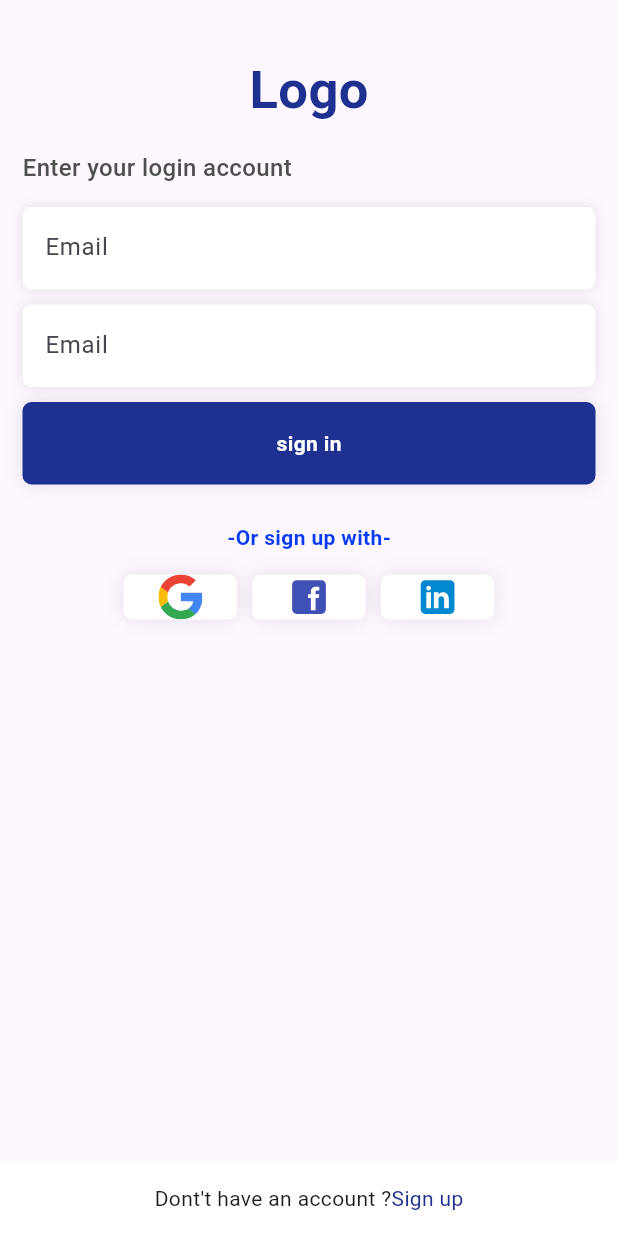
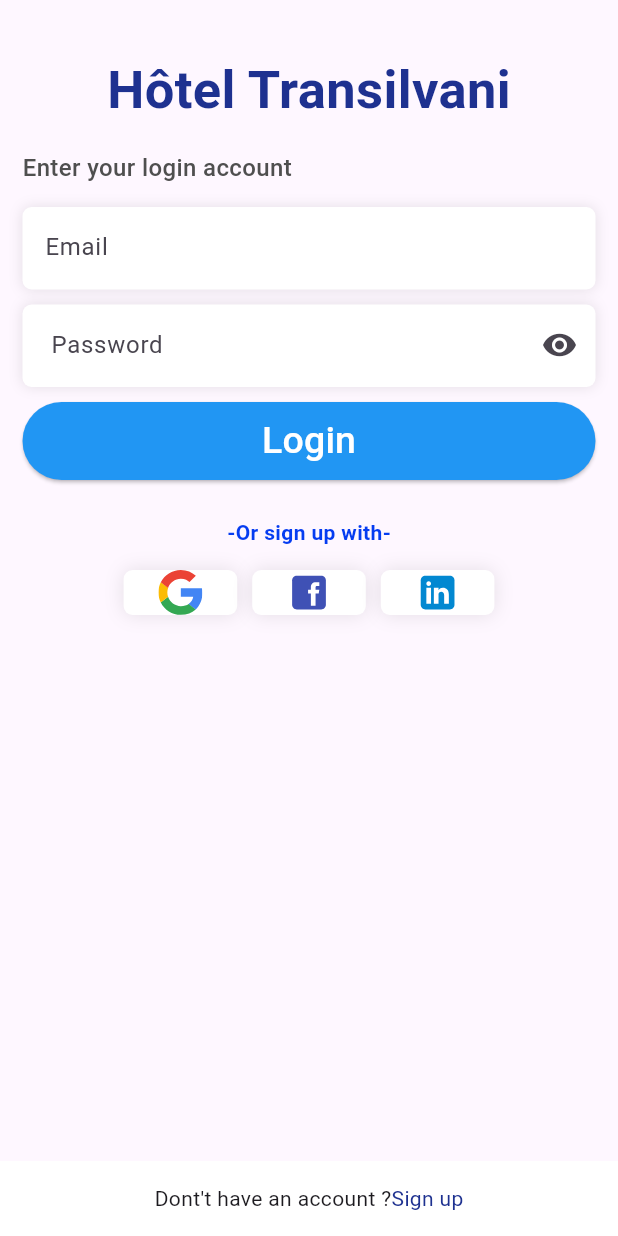
Before and after one commit to Cyrille-18/HotelRoomReservation-flutterapp, a Flutter app: the screen it shows after launch, on a phone screen of 412 x 824 dp. Run offline on Flutter 3.47's test engine with Material 3 defaults, Android fonts, the phone set to English and light mode, and no system bars; our stand-ins replace flutter_svg, get, google_nav_bar, hexcolor.

Commit message:
new version

```diff
--- a/lib/main.dart
+++ b/lib/main.dart
@@ -9,7 +9,7 @@ void main() {
 }
 
 class App extends StatelessWidget {
-  const App({Key? key}) : super(key: key);
+  const App({super.key});
 
   @override
   Widget build(BuildContext context) {
--- a/lib/view/login.view.dart
+++ b/lib/view/login.view.dart
@@ -1,11 +1,12 @@
 import 'package:flutter/material.dart';
 import 'package:hotelroomreservation/utils/global.colors.dart';
+import 'package:hotelroomreservation/view/signup.view.dart';
 import 'package:hotelroomreservation/widgets/button.global.dart';
 import 'package:hotelroomreservation/widgets/social.login.dart';
 import 'package:hotelroomreservation/widgets/text.form.global.dart';
 
 class LoginView extends StatefulWidget {
-  const LoginView({Key? key}) : super(key: key);
+  const LoginView({super.key});
 
   @override
   State<LoginView> createState() => _LoginViewState();
@@ -32,7 +33,7 @@ class _LoginViewState extends State<LoginView> {
                 Container(
                   alignment: Alignment.center,
                   child: Text(
-                    'Logo',
+                    'Hôtel Transilvani',
                     style: TextStyle(
                       color: GlobalColors.maincolor,
                       fontSize: 35,
@@ -60,11 +61,10 @@ class _LoginViewState extends State<LoginView> {
                 const SizedBox(
                   height: 10,
                 ),
-                TextFromGlobal(
+                PassFromGlobal(
                   controller: passwordController,
                   text: 'Password',
                   textInputType: TextInputType.text,
-                  obscure: true,
                 ),
                 const SizedBox(
                   height: 10,
@@ -88,6 +88,12 @@ class _LoginViewState extends State<LoginView> {
           children: [
             const Text('Dont\'t have an account ?'),
             InkWell(
+              onTap: () {
+                Navigator.push(
+                  context,
+                  MaterialPageRoute(builder: (context) => const SignupView()),
+                );
+              },
               child: Text(
                 'Sign up',
                 style: TextStyle(
--- a/lib/view/logup.view.dart
+++ b/lib/view/signup.view.dart
@@ -1,24 +1,20 @@
-// ignore_for_file: unused_import
-
 import 'package:flutter/material.dart';
 import 'package:hotelroomreservation/utils/global.colors.dart';
+import 'package:hotelroomreservation/view/login.view.dart';
 import 'package:hotelroomreservation/widgets/button.global.dart';
 import 'package:hotelroomreservation/widgets/social.login.dart';
 import 'package:hotelroomreservation/widgets/text.form.global.dart';
 
-class LoginView extends StatefulWidget {
-  const LoginView({Key? key}) : super(key: key);
-
+class SignupView extends StatefulWidget {
+  const SignupView({super.key});
 
   @override
-  State<LoginView> createState() => _LoginViewState();
+  State<SignupView> createState() => _LoginViewState();
 }
 
-class _LoginViewState extends State<LoginView> {
-
+class _LoginViewState extends State<SignupView> {
   final TextEditingController emailController = TextEditingController();
   final TextEditingController passwordController = TextEditingController();
-
 
   @override
   Widget build(BuildContext context) {
@@ -37,7 +33,7 @@ class _LoginViewState extends State<LoginView> {
                 Container(
                   alignment: Alignment.center,
                   child: Text(
-                    'Logo',
+                    'Hôtel Transilvani',
                     style: TextStyle(
                       color: GlobalColors.maincolor,
                       fontSize: 35,
@@ -47,7 +43,7 @@ class _LoginViewState extends State<LoginView> {
                 ),
                 const SizedBox(height: 15),
                 Text(
-                  'Enter your login account',
+                  'Register now',
                   style: TextStyle(
                     color: GlobalColors.textColor,
                     fontSize: 16,
@@ -57,26 +53,25 @@ class _LoginViewState extends State<LoginView> {
                 const SizedBox(
                   height: 15,
                 ),
-                 TextFromGlobal(
+                TextFromGlobal(
                     controller: emailController,
-                    text: 'Email',
+                    text: 'Enter your email',
                     obscure: false,
                     textInputType: TextInputType.emailAddress),
                 const SizedBox(
                   height: 10,
                 ),
-                TextFromGlobal(
+                PassFromGlobal(
                   controller: passwordController,
-                  text: 'Password',
+                  text: 'Enter your password',
                   textInputType: TextInputType.text,
-                  obscure: true,
                 ),
                 const SizedBox(
-                  height: 10,
+                  height: 25,
                 ),
-                const ButtonGlobal(),
+                const Buttonregister(),
                 const SizedBox(
-                  height: 25,
+                  height: 375,
                 ),
                 const SocialLogin(),
               ],
@@ -91,10 +86,16 @@ class _LoginViewState extends State<LoginView> {
         child: Row(
           mainAxisAlignment: MainAxisAlignment.center,
           children: [
-            const Text('Dont\'t have an account ?'),
+            const Text('Did you have an account ?'),
             InkWell(
+              onTap: () {
+                Navigator.push(
+                  context,
+                  MaterialPageRoute(builder: (context) => const LoginView()),
+                );
+              },
               child: Text(
-                'Singn up',
+                'Sign in',
                 style: TextStyle(
                   color: GlobalColors.maincolor,
                 ),
--- a/lib/widgets/button.global.dart
+++ b/lib/widgets/button.global.dart
@@ -1,8 +1,8 @@
 import 'package:flutter/material.dart';
-import 'package:hotelroomreservation/utils/global.colors.dart';
+import 'package:hotelroomreservation/screens/homepage.dart';
 
 class ButtonGlobal extends StatelessWidget {
-  const ButtonGlobal({Key? key}) : super(key: key);
+  const ButtonGlobal({super.key});
 
   @override
   Widget build(BuildContext context) {
@@ -11,7 +11,30 @@ class ButtonGlobal extends StatelessWidget {
         // ignore: avoid_print
         print('login');
       },
-      child: Container(
+      child: Row(
+        children: [
+          Expanded(
+              child: ElevatedButton(
+                  style: ButtonStyle(
+                      backgroundColor: WidgetStateColor.resolveWith(
+                          (states) => Colors.blue)),
+                  onPressed: () {
+                    Navigator.push(
+                      context,
+                      MaterialPageRoute(builder: (context) => const Homepage()),
+                    );
+                  },
+                  child: const Padding(
+                    padding: EdgeInsets.all(8.0),
+                    child: Text(
+                      "Login",
+                      style: TextStyle(fontSize: 25, color: Colors.white),
+                    ),
+                  ))),
+        ],
+      ),
+
+      /*child: Container(
         alignment: Alignment.center,
         height: 55,
         decoration: BoxDecoration(
@@ -30,7 +53,64 @@ class ButtonGlobal extends StatelessWidget {
             fontWeight: FontWeight.w600,
           ),
         ),
-      ),
+      ),*/
     );
   }
 }
+
+class Buttonregister extends StatelessWidget {
+  const Buttonregister({super.key});
+
+  @override
+  Widget build(BuildContext context) {
+    return InkWell(
+      onTap: () {
+        // ignore: avoid_print
+        print('login');
+      },
+      child: Row(
+        children: [
+          Expanded(
+              child: ElevatedButton(
+                  style: ButtonStyle(
+                      backgroundColor: WidgetStateColor.resolveWith(
+                          (states) => Colors.blue)),
+                  onPressed: () {
+                    Navigator.push(
+                      context,
+                      MaterialPageRoute(builder: (context) => const Homepage()),
+                    );
+                  },
+                  child: const Padding(
+                    padding: EdgeInsets.all(8.0),
+                    child: Text(
+                      "Register now",
+                      style: TextStyle(fontSize: 25, color: Colors.white),
+                    ),
+                  ))),
+        ],
+      ),
+
+      /*child: Container(
+        alignment: Alignment.center,
+        height: 55,
+        decoration: BoxDecoration(
+            color: GlobalColors.maincolor,
+            borderRadius: BorderRadius.circular(6),
+            boxShadow: [
+              BoxShadow(
+                color: Colors.black.withOpacity(0.1),
+                blurRadius: 10,
+              )
+            ]),
+        child: const Text(
+          'sign in',
+          style: TextStyle(
+            color: Colors.white,
+            fontWeight: FontWeight.w600,
+          ),
+        ),
+      ),*/
+    );
+  }
+}
--- a/lib/widgets/text.form.global.dart
+++ b/lib/widgets/text.form.global.dart
@@ -1,7 +1,14 @@
+// ignore_for_file: prefer_typing_uninitialized_variables
+
 import 'package:flutter/material.dart';
 
 class TextFromGlobal extends StatelessWidget {
-  const TextFromGlobal({Key? key, required this.controller, required this.text, required this.textInputType, required this.obscure}) : super(key: key);
+  const TextFromGlobal(
+      {super.key,
+      required this.controller,
+      required this.text,
+      required this.textInputType,
+      required this.obscure});
   final TextEditingController controller;
   final String text;
   final TextInputType textInputType;
@@ -24,7 +31,7 @@ class TextFromGlobal extends StatelessWidget {
       child: TextFormField(
         controller: controller,
         keyboardType: TextInputType.emailAddress,
-        obscureText: true,
+        obscureText: false,
         decoration: const InputDecoration(
           hintText: 'Email',
           border: InputBorder.none,
@@ -34,3 +41,65 @@ class TextFromGlobal extends StatelessWidget {
     );
   }
 }
+
+class PassFromGlobal extends StatefulWidget {
+  const PassFromGlobal({
+    super.key,
+    required this.controller,
+    required this.text,
+    required this.textInputType,
+  });
+
+  final TextEditingController controller;
+  final String text;
+  final TextInputType textInputType;
+
+  @override
+  State<PassFromGlobal> createState() => _PassFromGlobalState();
+}
+
+class _PassFromGlobalState extends State<PassFromGlobal> {
+  bool isobscure = true;
+
+  @override
+  Widget build(BuildContext context) {
+    return Container(
+      height: 55,
+      padding: const EdgeInsets.only(top: 3, left: 15),
+      decoration: BoxDecoration(
+          color: Colors.white,
+          borderRadius: BorderRadius.circular(6),
+          boxShadow: [
+            BoxShadow(
+              color: Colors.black.withOpacity(0.1),
+              blurRadius: 7,
+            )
+          ]),
+      child: TextFormField(
+        controller: widget.controller,
+        keyboardType: TextInputType.text,
+        obscureText: isobscure,
+        obscuringCharacter: "*",
+        decoration: InputDecoration(
+            hintText: 'Password',
+            border: const OutlineInputBorder(
+              borderSide: BorderSide.none,
+            ),
+
+            /*border:  OutlineInputBorder(
+              borderRadius: BorderRadius.all(Radius.circular(5.0)),
+
+            ),*/
+            contentPadding: const EdgeInsets.all(0),
+            suffixIcon: IconButton(
+                onPressed: () {
+                  setState(() {
+                    isobscure = !isobscure;
+                  });
+                },
+                icon:
+                    Icon(isobscure ? Icons.visibility : Icons.visibility_off))),
+      ),
+    );
+  }
+}
```
